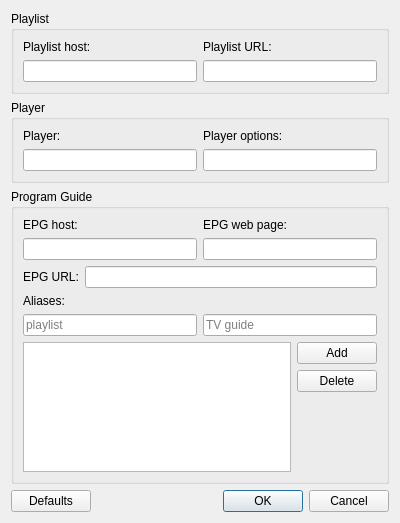
loimu/tvnao, file tvnao/settings_dialog.ui: the form before one commit.
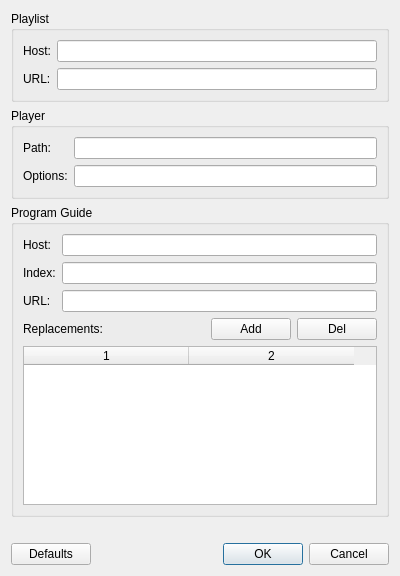
The form after the commit.

Commit message: settings dialog revamped

Diff of the .ui file:
```diff
--- a/tvnao/settings_dialog.ui
+++ b/tvnao/settings_dialog.ui
@@ -7,7 +7,7 @@
     <x>0</x>
     <y>0</y>
     <width>400</width>
-    <height>523</height>
+    <height>576</height>
    </rect>
   </property>
   <property name="windowTitle">
@@ -21,25 +21,27 @@
      </property>
      <layout class="QVBoxLayout" name="verticalLayout_2">
       <item>
-       <layout class="QHBoxLayout" name="horizontalLayout_2">
+       <layout class="QHBoxLayout" name="horizontalLayoutPlaylist">
+        <item>
+         <layout class="QVBoxLayout" name="verticalLayout0">
         <item>
          <widget class="QLabel" name="label">
           <property name="text">
-           <string>Playlist host:</string>
+             <string>Host:</string>
           </property>
          </widget>
         </item>
         <item>
          <widget class="QLabel" name="label_2">
           <property name="text">
-           <string>Playlist URL:</string>
+             <string>URL:</string>
           </property>
          </widget>
         </item>
        </layout>
       </item>
       <item>
-       <layout class="QHBoxLayout" name="horizontalLayout">
+         <layout class="QVBoxLayout" name="verticalLayout1">
         <item>
          <widget class="QLineEdit" name="playlistHost"/>
         </item>
@@ -49,6 +51,8 @@
        </layout>
       </item>
      </layout>
+      </item>
+     </layout>
     </widget>
    </item>
    <item>
@@ -58,25 +62,27 @@
      </property>
      <layout class="QVBoxLayout" name="verticalLayout_3">
       <item>
-       <layout class="QHBoxLayout" name="horizontalLayout_3">
+       <layout class="QHBoxLayout" name="horizontalLayoutPlayer">
+        <item>
+         <layout class="QVBoxLayout" name="verticalLayout2">
         <item>
          <widget class="QLabel" name="label_3">
           <property name="text">
-           <string>Player:</string>
+             <string>Path:</string>
           </property>
          </widget>
         </item>
         <item>
          <widget class="QLabel" name="label_4">
           <property name="text">
-           <string>Player options:</string>
+             <string>Options:</string>
           </property>
          </widget>
         </item>
        </layout>
       </item>
       <item>
-       <layout class="QHBoxLayout" name="horizontalLayout_5">
+         <layout class="QVBoxLayout" name="verticalLayout3">
         <item>
          <widget class="QLineEdit" name="playerPath"/>
         </item>
@@ -86,6 +92,8 @@
        </layout>
       </item>
      </layout>
+      </item>
+     </layout>
     </widget>
    </item>
    <item>
@@ -95,80 +103,93 @@
      </property>
      <layout class="QVBoxLayout" name="verticalLayout_4">
       <item>
-       <layout class="QHBoxLayout" name="horizontalLayout_6">
+       <layout class="QHBoxLayout" name="horizontalLayoutGuide">
+        <item>
+         <layout class="QVBoxLayout" name="verticalLayout4">
         <item>
          <widget class="QLabel" name="label_5">
           <property name="text">
-           <string>EPG host:</string>
+             <string>Host:</string>
           </property>
          </widget>
         </item>
         <item>
          <widget class="QLabel" name="label_6">
           <property name="text">
-           <string>EPG web page:</string>
+             <string>Index:</string>
+            </property>
+           </widget>
+          </item>
+          <item>
+           <widget class="QLabel" name="label_7">
+            <property name="text">
+             <string>URL:</string>
           </property>
          </widget>
         </item>
        </layout>
       </item>
       <item>
-       <layout class="QHBoxLayout" name="horizontalLayout_7">
+         <layout class="QVBoxLayout" name="verticalLayout5">
         <item>
          <widget class="QLineEdit" name="epgHost"/>
         </item>
         <item>
          <widget class="QLineEdit" name="epgIndex"/>
         </item>
-       </layout>
-      </item>
-      <item>
-       <layout class="QHBoxLayout" name="horizontalLayout_8">
-        <item>
-         <widget class="QLabel" name="label_7">
-          <property name="text">
-           <string>EPG URL:</string>
-          </property>
-         </widget>
-        </item>
         <item>
          <widget class="QLineEdit" name="epgURL"/>
         </item>
        </layout>
       </item>
+       </layout>
+      </item>
+      <item>
+       <layout class="QHBoxLayout" name="horizontalLayoutAl">
       <item>
        <widget class="QLabel" name="label_8">
+          <property name="sizePolicy">
+           <sizepolicy hsizetype="Expanding" vsizetype="Preferred">
+            <horstretch>0</horstretch>
+            <verstretch>0</verstretch>
+           </sizepolicy>
+          </property>
         <property name="text">
-         <string>Aliases:</string>
+           <string>Replacements:</string>
         </property>
        </widget>
       </item>
       <item>
-       <layout class="QHBoxLayout" name="horizontalLayout_9">
-        <item>
-         <widget class="QLineEdit" name="aliasPlaylist">
+         <widget class="QPushButton" name="aliasAddButton">
+          <property name="sizePolicy">
+           <sizepolicy hsizetype="Preferred" vsizetype="Preferred">
+            <horstretch>0</horstretch>
+            <verstretch>0</verstretch>
+           </sizepolicy>
+          </property>
           <property name="toolTip">
            <string>channel name from playlist</string>
           </property>
-          <property name="placeholderText">
-           <string>playlist</string>
+          <property name="text">
+           <string>Add</string>
           </property>
          </widget>
         </item>
         <item>
-         <widget class="QLineEdit" name="aliasGuide">
-          <property name="toolTip">
-           <string>channel name from TV guide</string>
+         <widget class="QPushButton" name="aliasDelButton">
+          <property name="sizePolicy">
+           <sizepolicy hsizetype="Preferred" vsizetype="Preferred">
+            <horstretch>0</horstretch>
+            <verstretch>0</verstretch>
+           </sizepolicy>
           </property>
-          <property name="placeholderText">
-           <string>TV guide</string>
+          <property name="text">
+           <string>Del</string>
           </property>
          </widget>
         </item>
        </layout>
       </item>
-      <item>
-       <layout class="QHBoxLayout" name="horizontalLayout_10">
         <item>
          <widget class="QTableWidget" name="tableAliases">
           <property name="tabKeyNavigation">
@@ -177,26 +198,29 @@
           <property name="showDropIndicator" stdset="0">
            <bool>false</bool>
           </property>
+        <property name="alternatingRowColors">
+         <bool>true</bool>
+        </property>
           <property name="selectionMode">
            <enum>QAbstractItemView::SingleSelection</enum>
           </property>
           <property name="selectionBehavior">
            <enum>QAbstractItemView::SelectRows</enum>
           </property>
+        <property name="sortingEnabled">
+         <bool>true</bool>
+        </property>
           <property name="columnCount">
            <number>2</number>
           </property>
           <attribute name="horizontalHeaderVisible">
-           <bool>false</bool>
+         <bool>true</bool>
           </attribute>
           <attribute name="horizontalHeaderCascadingSectionResizes">
            <bool>true</bool>
           </attribute>
           <attribute name="horizontalHeaderDefaultSectionSize">
-           <number>130</number>
-          </attribute>
-          <attribute name="horizontalHeaderStretchLastSection">
-           <bool>true</bool>
+         <number>165</number>
           </attribute>
           <attribute name="verticalHeaderVisible">
            <bool>false</bool>
@@ -205,49 +229,26 @@
           <column/>
          </widget>
         </item>
-        <item>
-         <layout class="QVBoxLayout" name="verticalLayout_5">
-          <item>
-           <widget class="QPushButton" name="aliasAddButton">
-            <property name="toolTip">
-             <string>Connect channel name in playlist to a name in TV guide</string>
-            </property>
-            <property name="text">
-             <string>Add</string>
-            </property>
-           </widget>
-          </item>
-          <item>
-           <widget class="QPushButton" name="aliasDelButton">
-            <property name="text">
-             <string>Delete</string>
-            </property>
-           </widget>
-          </item>
-          <item>
-           <spacer name="verticalSpacer">
-            <property name="orientation">
-             <enum>Qt::Vertical</enum>
-            </property>
-            <property name="sizeHint" stdset="0">
-             <size>
-              <width>20</width>
-              <height>40</height>
-             </size>
-            </property>
-           </spacer>
-          </item>
+     </layout>
+    </widget>
+   </item>
           <item>
            <widget class="QLabel" name="errorLabel">
+     <property name="sizePolicy">
+      <sizepolicy hsizetype="Expanding" vsizetype="Preferred">
+       <horstretch>0</horstretch>
+       <verstretch>0</verstretch>
+      </sizepolicy>
+     </property>
             <property name="minimumSize">
              <size>
               <width>0</width>
-              <height>52</height>
+       <height>0</height>
              </size>
             </property>
             <property name="maximumSize">
              <size>
-              <width>80</width>
+       <width>16777215</width>
               <height>16777215</height>
              </size>
             </property>
@@ -259,13 +260,6 @@
             </property>
            </widget>
           </item>
-         </layout>
-        </item>
-       </layout>
-      </item>
-     </layout>
-    </widget>
-   </item>
    <item>
     <layout class="QHBoxLayout" name="horizontalLayout_4">
      <item>
```
Left out of the diff: 18 changed lines with no effect on the pictures. Lines whose indentation alone changed are shown as unchanged. The commit also changes 5 other files.
